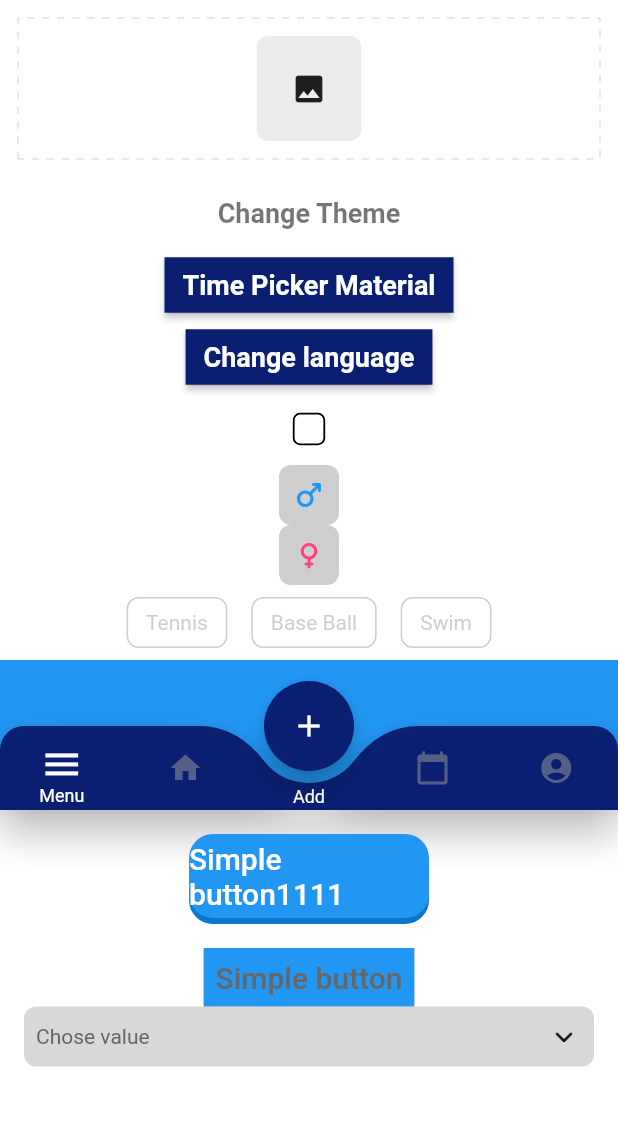
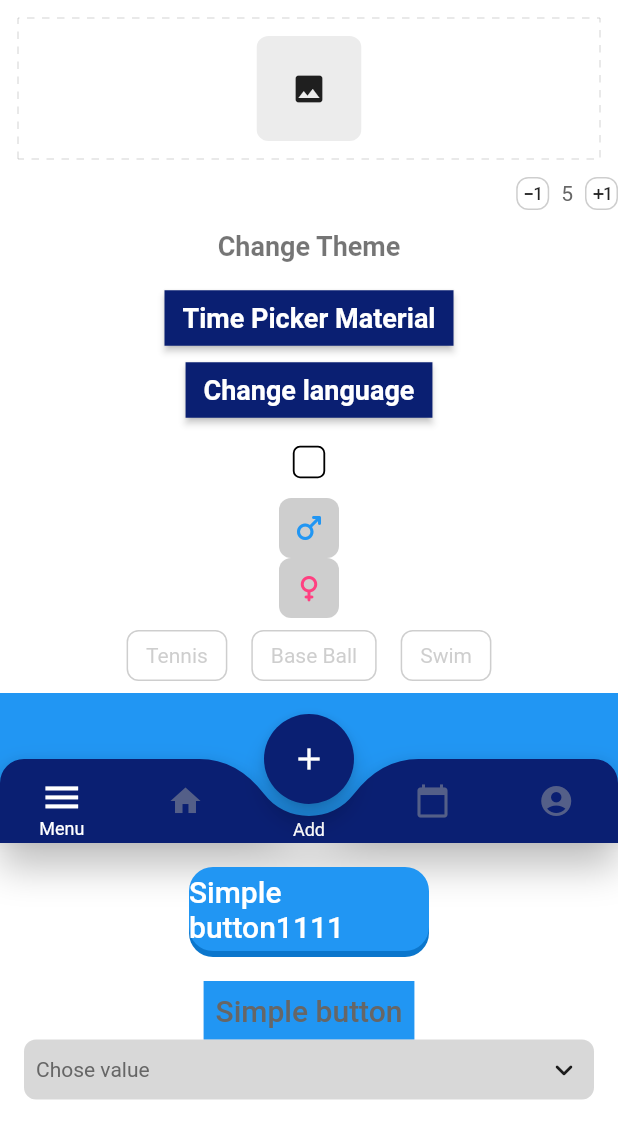
Before and after one commit to sontrandtu/base_provider, a Flutter app: the HomePage screen opened by its route, on a phone screen of 412 x 824 dp. Shown: the top 1139 px of the screen. Run offline on Flutter 3.47's test engine with Material 2 defaults, Android fonts, the phone set to English and light mode, and no system bars; our stand-ins replace cached_network_image, carousel_slider, dio, dotted_decoration, easy_localization, firebase_core and 16 more; missing offline and left inert: flutter_scroll_to_top, overflow_view, wechat_assets_picker; accounts and stored records are empty; generated files the repository leaves out were written again; network calls fail; Roboto replaces fonts that are missing (Babylon).

Commit message:
add FormNumber

```diff
--- a/lib/common/core/widget/form_album.dart
+++ b/lib/common/core/widget/form_album.dart
@@ -53,6 +53,7 @@ class _FormAlbumState extends State<FormAlbum> {
                   _genAssetEntity(_items);
                 });
               }
+              widget.onChanged.call(_items);
             },
             child: _LayoutImage(
               child: const Icon(Icons.image),
@@ -74,6 +75,7 @@ class _FormAlbumState extends State<FormAlbum> {
                             _items.removeWhere((item) => item['id'] == e['id']);
                             _genAssetEntity(_items);
                           });
+                          widget.onChanged.call(_items);
                         },
                       ))
                   .toList()
@@ -90,7 +92,7 @@ class _FormAlbumState extends State<FormAlbum> {
     );
   }
 
-  _genAssetEntity(List inputs) {
+  void _genAssetEntity(List inputs) {
     _assetEntities = [];
     for (var element in inputs) {
       _assetEntities!.add(AssetEntity(
@@ -109,6 +111,7 @@ class _LayoutImage extends StatelessWidget {
   final VoidCallback? onDelete;
   final bool hasMargin;
   final bool isRoot;
+  final Color? color;
 
   const _LayoutImage({
     Key? key,
@@ -117,6 +120,7 @@ class _LayoutImage extends StatelessWidget {
     this.hasMargin = true,
     this.onDelete,
     this.isRoot = false,
+    this.color,
   }) : super(key: key);
 
   @override
@@ -133,7 +137,7 @@ class _LayoutImage extends StatelessWidget {
                 height: 70,
                 width: 70,
                 decoration: BoxDecoration(
-                  color: Colors.grey.withOpacity(.2),
+                  color: color ?? Colors.grey.withOpacity(.2),
                 ),
                 child: child,
               ),
--- /dev/null
+++ b/lib/common/core/widget/form_number.dart
@@ -0,0 +1,99 @@
+import 'package:flutter/material.dart';
+
+class FormNumber extends StatefulWidget {
+  final int value;
+  final ValueChanged<int> onChanged;
+  final int min;
+  final int max;
+  final Widget? child;
+
+  const FormNumber({
+    Key? key,
+    required this.value,
+    required this.onChanged,
+    this.min = 0,
+    required this.max,
+    this.child,
+  })  : assert(value < 0 || value > min, 'Giá trị phải lớn hơn min hoặc phải là số nguyên'),
+        super(key: key);
+
+  @override
+  State<FormNumber> createState() => _FormNumberState();
+}
+
+class _FormNumberState extends State<FormNumber> {
+  late ValueNotifier<int> _valueNotifier;
+
+  @override
+  void initState() {
+    _valueNotifier = ValueNotifier(widget.value);
+    super.initState();
+  }
+
+  @override
+  void didUpdateWidget(covariant FormNumber oldWidget) {
+    if (oldWidget.value != widget.value) {
+      _valueNotifier = ValueNotifier(widget.value);
+    }
+
+    super.didUpdateWidget(oldWidget);
+  }
+
+  @override
+  Widget build(BuildContext context) {
+    return Row(
+      crossAxisAlignment: CrossAxisAlignment.center,
+      mainAxisAlignment: MainAxisAlignment.spaceBetween,
+      children: [
+        Expanded(
+            child:
+                widget.child != null ? widget.child! : const SizedBox.shrink()),
+        Row(
+          mainAxisSize: MainAxisSize.min,
+          children: [
+            _actionWidget(
+              icon: Icons.exposure_minus_1,
+              onChanged: () {
+                if (_valueNotifier.value > widget.min) {
+                  _valueNotifier.value--;
+                  widget.onChanged(_valueNotifier.value);
+                }
+              },
+            ),
+            const SizedBox(width: 8),
+            ValueListenableBuilder<int>(
+              valueListenable: _valueNotifier,
+              builder: (_, val, __) {
+                return Text('$val');
+              },
+            ),
+            const SizedBox(width: 8),
+            _actionWidget(
+              icon: Icons.exposure_plus_1,
+              onChanged: () {
+                if (_valueNotifier.value >= widget.min &&
+                    _valueNotifier.value < widget.max) {
+                  _valueNotifier.value++;
+                  widget.onChanged(_valueNotifier.value);
+                }
+              },
+            ),
+          ],
+        )
+      ],
+    );
+  }
+
+  Widget _actionWidget({required IconData icon, VoidCallback? onChanged}) {
+    return InkWell(
+        onTap: onChanged,
+        child: Container(
+            padding: const EdgeInsets.all(2),
+            decoration: BoxDecoration(
+                border: Border.all(
+                  color: Colors.grey.withOpacity(.5),
+                ),
+                borderRadius: BorderRadius.circular(8)),
+            child: Icon(icon, size: 16)));
+  }
+}
--- a/lib/common/helper/system_utils.dart
+++ b/lib/common/helper/system_utils.dart
@@ -2,7 +2,7 @@ import 'package:flutter/cupertino.dart';
 import 'dart:io' as io;
 
 // ignore: non_constant_identifier_names
-print_r(dynamic input) {
+void print_r(dynamic input) {
   if (input != null) {
     if (input is String || input is num) {
       debugPrint('$input');
@@ -24,23 +24,16 @@ print_r(dynamic input) {
   }
 }
 
-empty(dynamic input, [bool hasZero = false]) {
-  if (input != null) {
-    if (input is String && input.isEmpty) {
-      return false;
-    }
-    if (input is num) {
-      if (input == 0 || input == .0 && !hasZero) {
-        return false;
-      }
-      return true;
-    }
-    if (input is List && input.isNotEmpty) {
-      return false;
-    }
-    if (input is Map && input.isNotEmpty) {
-      return false;
-    }
+bool empty(dynamic input, [bool hasZero = false]) {
+  if (input == null) return true;
+  if (input is String && input.isEmpty) return false;
+
+  if (input is num) {
+    if (input == 0 || input == .0 && !hasZero) return false;
+    return true;
   }
+  if (input is List && input.isNotEmpty) return false;
+
+  if (input is Map && input.isNotEmpty) return false;
   return true;
 }
--- a/lib/screen/home/home_page.dart
+++ b/lib/screen/home/home_page.dart
@@ -1,6 +1,7 @@
 import 'package:achitecture_weup/common/core/app_core.dart';
 import 'package:achitecture_weup/common/core/sys/base_state.dart';
 import 'package:achitecture_weup/common/core/widget/form_album.dart';
+import 'package:achitecture_weup/common/core/widget/form_number.dart';
 import 'package:achitecture_weup/common/helper/image_utils/image_utils.dart';
 import 'package:achitecture_weup/common/resource/app_resource.dart';
 import 'package:achitecture_weup/main.dart';
@@ -44,7 +45,17 @@ class _HomePageState extends BaseState<HomePage, HomeViewModel> {
                 mainAxisAlignment: MainAxisAlignment.center,
                 crossAxisAlignment: CrossAxisAlignment.center,
                 children: [
-                  FormAlbum(onChanged: (val) {}),
+                  FormAlbum(
+                    onChanged: (val) {},
+                  ),
+                  FormNumber(
+                    value: 5,
+                    onChanged: (int value) {
+                      print('value......$value');
+                    },
+                    max: 10,
+                    min: 1,
+                  ),
                   // const SliderComp(images: [
                   //   'https://www.daophatngaynay.com/vn/files/images/quy1-2010/1119828829096493_456282371.jpg',
                   //   'https://hoithanh.com/wp-content/uploads/2015/07/b7433357-de29-4381-9cd4-9c2b8882f4c0.jpg',
```
Also changed, not shown: lib/common/core/widget/stepper/custom_stepper.dart (deleted, +0 -46 lines), lib/common/core/widget/stepper/stepper_fix.dart (deleted, +0 -75 lines), lib/common/helper/image_utils/image_utils.dart (+2 -5 lines).
